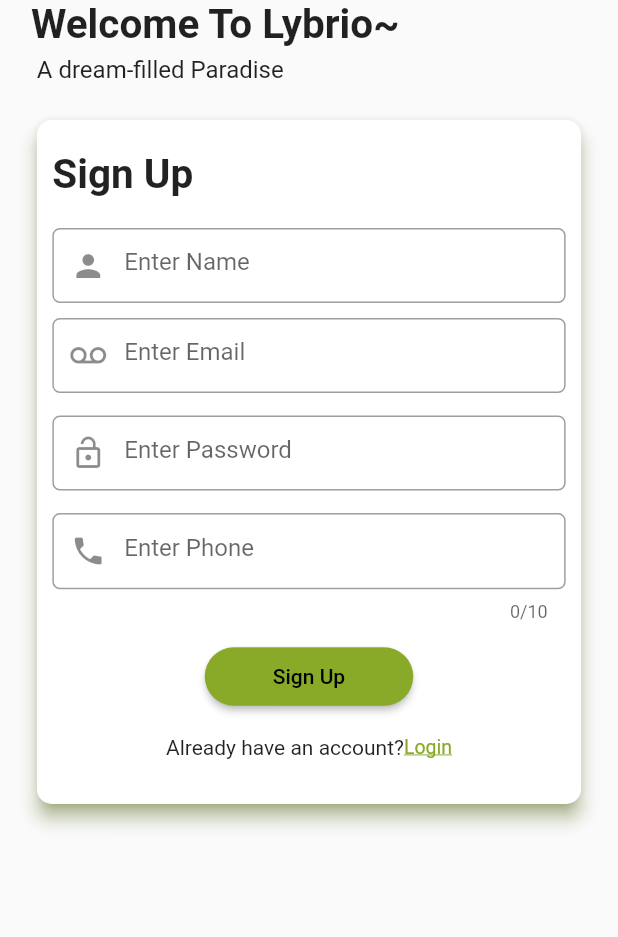
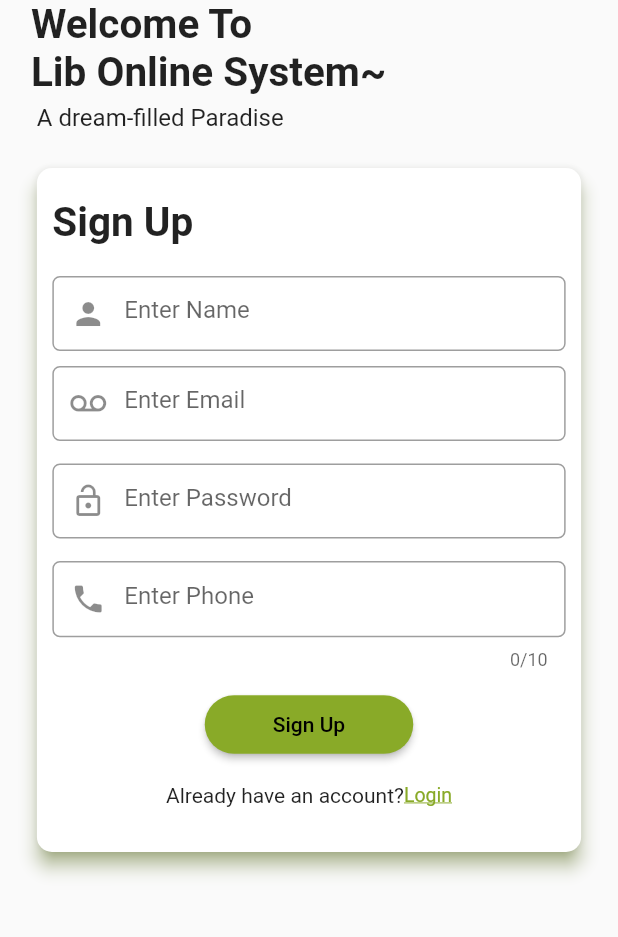
Before and after one commit to MuaviyaImran/library_management_mobile_app, a Flutter app: the screen it shows after launch, after a tap on "SignUp", on a phone screen of 412 x 824 dp, the part 282-1219 px from its top. Run offline on Flutter 3.47's test engine with Material 2 defaults, Android fonts, the phone set to English and light mode, and no system bars; our stand-ins replace cached_network_image, cloud_firestore, firebase_auth, firebase_core, image_picker, shared_preferences; accounts and stored records are empty; network calls fail.

Commit message:
Changed App name and logo

```diff
--- a/lib/Commons/login_page.dart
+++ b/lib/Commons/login_page.dart
@@ -69,7 +69,14 @@
                 ),
                 //Text Descriptions
                 Text(
-                  "Welcome To Lybrio~",
+                  "Welcome To",
+                  style: TextStyle(
+                      fontFamily: ' Itim-Regular',
+                      fontSize: 27,
+                      fontWeight: FontWeight.bold),
+                ),
+                Text(
+                  "Lib Online System~",
                   style: TextStyle(
                       fontFamily: ' Itim-Regular',
                       fontSize: 27,
--- a/lib/Commons/signup_page.dart
+++ b/lib/Commons/signup_page.dart
@@ -229,7 +229,14 @@
                 ),
                 //Text Descriptions
                 Text(
-                  "Welcome To Lybrio~",
+                  "Welcome To ",
+                  style: TextStyle(
+                      fontFamily: ' Itim-Regular',
+                      fontSize: 27,
+                      fontWeight: FontWeight.bold),
+                ),
+                Text(
+                  "Lib Online System~",
                   style: TextStyle(
                       fontFamily: ' Itim-Regular',
                       fontSize: 27,
--- a/lib/Commons/splash_page.dart
+++ b/lib/Commons/splash_page.dart
@@ -62,12 +62,12 @@
           mainAxisAlignment: MainAxisAlignment.center,
           children: [
             Image(
-              image: AssetImage("assets/images/logo_with_text.png"),
+              image: AssetImage("assets/images/logo_with_text.jpg"),
             ),
             Padding(
               padding: const EdgeInsets.only(top: 14.0),
               child: Text(
-                "Library Management System",
+                "Lib Online System",
                 style: TextStyle(
                   fontWeight: FontWeight.bold,
                   fontFamily: ' Itim-Regular',
--- a/lib/utils/appConstants.dart
+++ b/lib/utils/appConstants.dart
@@ -2,6 +2,6 @@
 
 const ALLUSERS = 'Users';
 const NOIMAGE = 'assets/images/use1.jpg';
-const APP_TITTLE = "Lybrio";
+const APP_TITTLE = "Lib Online System";
 const ADMIN_EMAIL = "malikfaizan6x@gmail.com";
 const CLOUDINARY_CLOUD_NAME = "dmmip8ojz";
```
Also changed, not shown: assets/images/logo_with_text.jpg (added), assets/images/logo_with_text.png (deleted).
